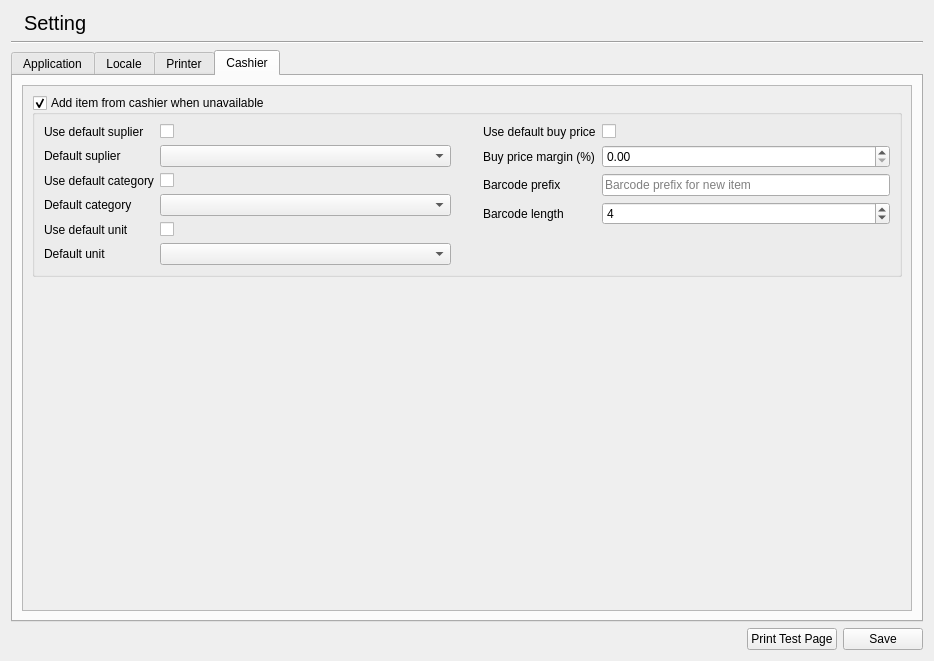
Qt form libgui/setting/settingwidget.ui (apinprastya/sultan) before a commit.
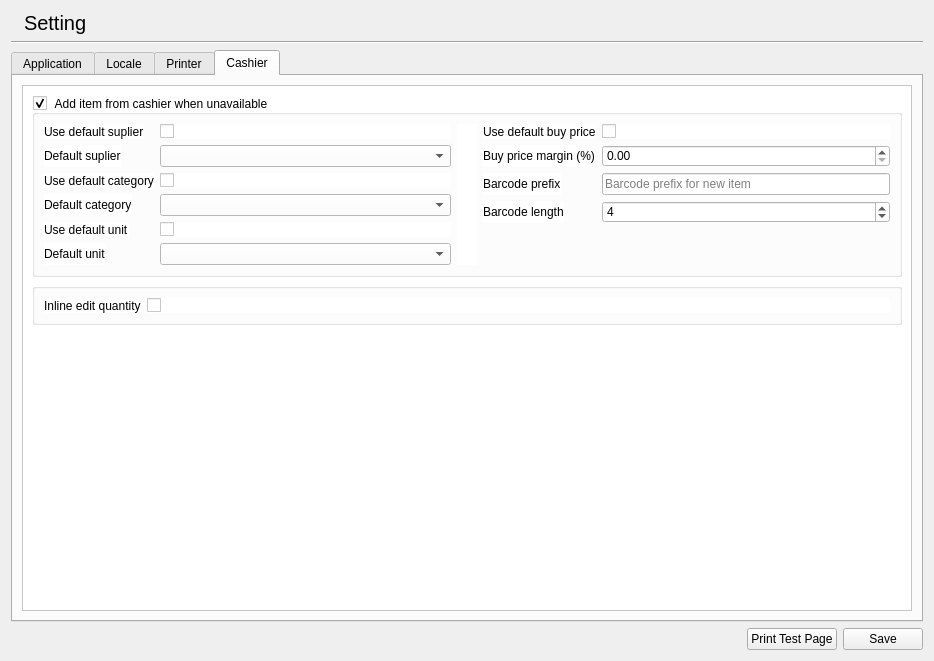
The same form after that commit. The open tabs and pages were chosen to show the change. Icons and pictures are not drawn.

Commit message: adding inline editing quantity on cashier

The edit to the form file:
```diff
--- a/libgui/setting/settingwidget.ui
+++ b/libgui/setting/settingwidget.ui
@@ -880,6 +880,9 @@
       <layout class="QVBoxLayout" name="verticalLayout_14">
        <item>
         <widget class="QScrollArea" name="scrollArea_4">
+         <property name="styleSheet">
+          <string notr="true">background: white;</string>
+         </property>
          <property name="widgetResizable">
           <bool>true</bool>
          </property>
@@ -889,7 +892,7 @@
             <x>0</x>
             <y>0</y>
             <width>892</width>
-            <height>516</height>
+            <height>510</height>
            </rect>
           </property>
           <layout class="QVBoxLayout" name="verticalLayout_15">
@@ -1073,6 +1076,36 @@
              </layout>
             </widget>
            </item>
+           <item>
+            <widget class="QGroupBox" name="groupBox_6">
+             <property name="title">
+              <string/>
+             </property>
+             <layout class="QVBoxLayout" name="verticalLayout_21">
+              <item>
+               <layout class="QFormLayout" name="formLayout_11">
+                <property name="bottomMargin">
+                 <number>0</number>
+                </property>
+                <item row="0" column="0">
+                 <widget class="QLabel" name="label_39">
+                  <property name="text">
+                   <string>Inline edit quantity</string>
+                  </property>
+                 </widget>
+                </item>
+                <item row="0" column="1">
+                 <widget class="QCheckBox" name="checkInlineEdit">
+                  <property name="text">
+                   <string/>
+                  </property>
+                 </widget>
+                </item>
+               </layout>
+              </item>
+             </layout>
+            </widget>
+           </item>
            <item>
             <spacer name="verticalSpacer_4">
              <property name="orientation">
```
Left out of the diff: 8 changed lines with no effect on the pictures. The commit also changes 11 other files.
